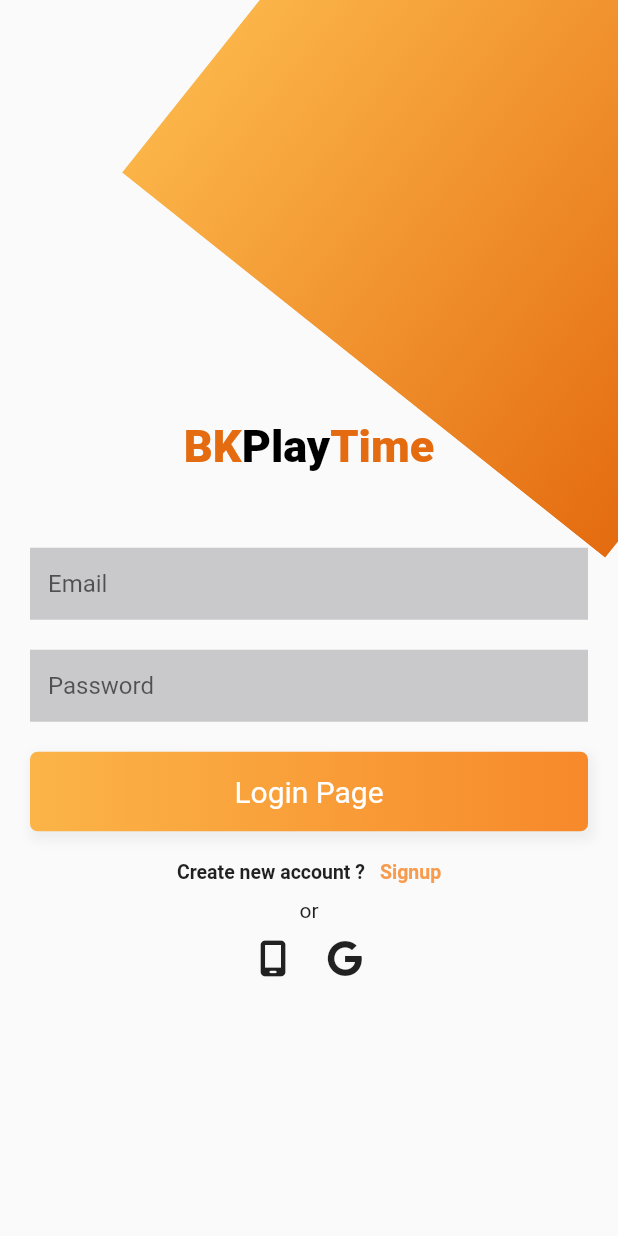
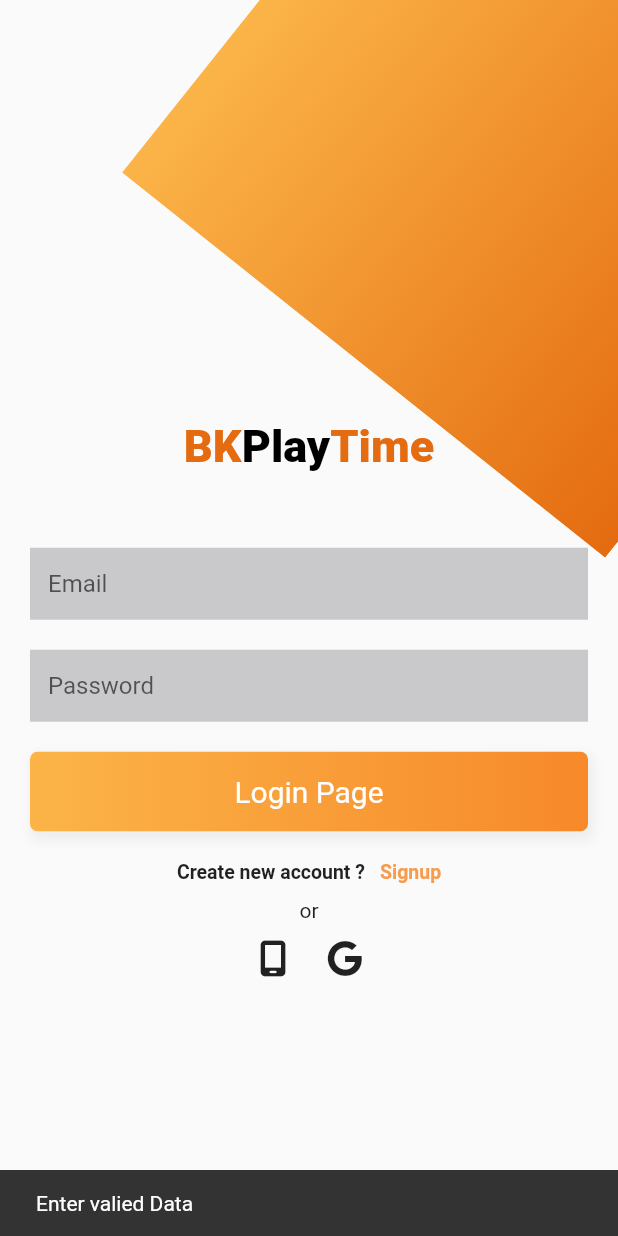
Before and after one commit to shellhacker/terf, a Flutter app: the screen it shows after launch, after a tap on "Login Page", on a phone screen of 412 x 824 dp. Run offline on Flutter 3.47's test engine with Material 2 defaults, Android fonts, the phone set to English and light mode, and no system bars; our stand-ins replace carousel_slider, dio, flutter_staggered_animations, font_awesome_flutter, google_fonts, introduction_screen and 2 more; network calls fail; statements that could not run were skipped.

```diff
--- a/lib/screens/home_page/services/home_data_get_services.dart
+++ b/lib/screens/home_page/services/home_data_get_services.dart
@@ -1,5 +1,3 @@
-import 'dart:convert';
-
 import 'package:dio/dio.dart';
 import 'package:terf/screens/widgets/const.dart';
 
--- a/lib/screens/home_page/view/widget/static_cardt.dart
+++ b/lib/screens/home_page/view/widget/static_cardt.dart
@@ -11,7 +11,7 @@ class StaticCard extends StatelessWidget {
 
   @override
   Widget build(BuildContext context) {
-    return Container(
+    return SizedBox(
       height: size.height * .18,
       // decoration: boxDecoration,
       child: Row(
--- a/lib/screens/signup_signin_section/email_verification_screen/email_verification_screen.dart
+++ b/lib/screens/signup_signin_section/email_verification_screen/email_verification_screen.dart
@@ -134,7 +134,6 @@ class PinCodeVerificationScreen extends StatelessWidget {
             InkWell(
               onTap: () {
                 emailVerificationController.verifyEmailOtp(context);
-                print('object');
               },
               borderRadius: BorderRadius.circular(30.0),
               child: Ink(
--- a/lib/screens/signup_signin_section/login_page/controller/login_accountcreate_controller.dart
+++ b/lib/screens/signup_signin_section/login_page/controller/login_accountcreate_controller.dart
@@ -3,15 +3,14 @@ import 'package:provider/provider.dart';
 import 'package:terf/screens/signup_signin_section/login_page/model/login_accountcreate_model.dart';
 import 'package:terf/screens/signup_signin_section/signup_screen/controller/signup_accountcreate_controller.dart';
 
+import '../../../home_page/view/homepage_old.dart';
 import '../services/login_service.dart';
 
 class LoginController extends ChangeNotifier {
   final emailController = TextEditingController();
   final passwordController = TextEditingController();
 
-  loginUser(context) {
-    final loginServiceProvider =
-        Provider.of<LoginService>(context, listen: false);
+  loginUser(context) async {
     final signupControllerProvider =
         Provider.of<SignupController>(context, listen: false);
     print('----------------------heeeeeeeeeeee------------');
@@ -20,14 +19,21 @@ class LoginController extends ChangeNotifier {
     final password = passwordController.text.trim();
 
     if (email.isEmpty || password.isEmpty) {
-      const Text('empty qurie');
+      ScaffoldMessenger.of(context)
+          .showSnackBar(const SnackBar(content: Text('Enter valied Data')));
     } else {
       LoginModel value = LoginModel(userMail: email, userPassword: password);
-      loginServiceProvider.userLogin(value.tojson());
-      print('djvhjdfjfjjdfndnfndsnndndnfnf');
+      LoginRespoModel? loginRespoModel =
+          await LoginService.instance.userLogin(value, context);
       signupControllerProvider.saveToSharedPref();
-      // Navigator.push(
-      //     context, MaterialPageRoute(builder: (context) => Homepage()));
+      if (loginRespoModel!.status == true) {
+        Navigator.push(
+            context, MaterialPageRoute(builder: (context) => Homepage()));
+      } else if (loginRespoModel.message == null) {
+        print('value is null');
+      } else {
+        print(loginRespoModel.message);
+      }
     }
   }
 }
```
Also changed, not shown: lib/screens/signup_signin_section/login_page/services/login_service.dart (+31 -7 lines), lib/screens/signup_signin_section/signup_screen/services/signup_service.dart (+5 -5 lines).
